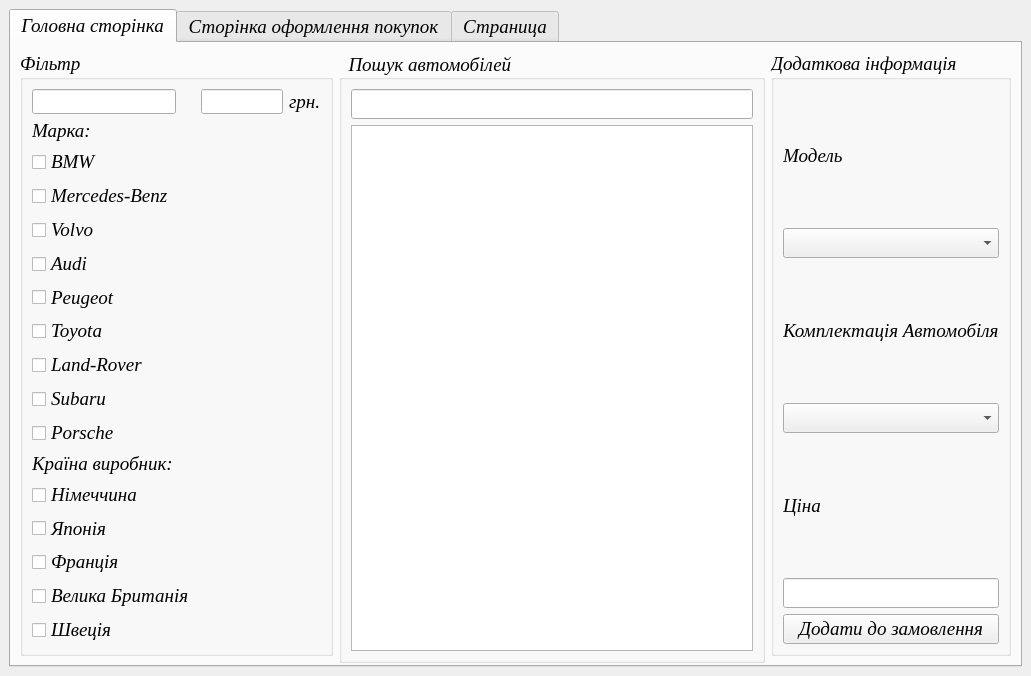
Above: kursovaya/mainwindow.ui from Laffin01/kursovaya1 before the change. Below: the same form after it.
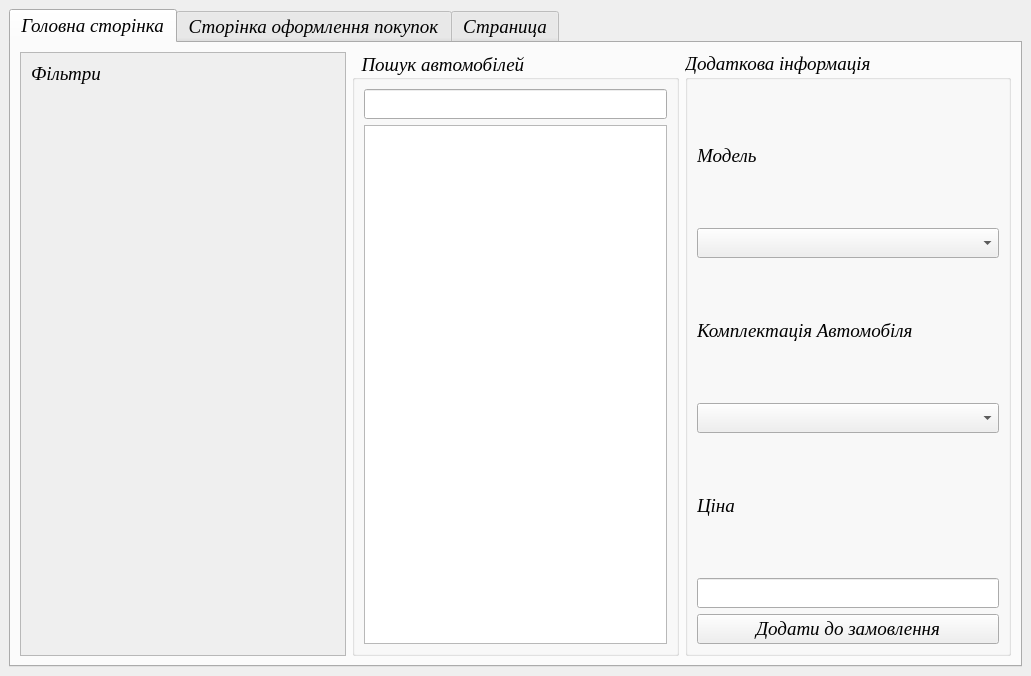
That is the form after the change. The open tabs and pages were chosen to show the change.

Patch:
```diff
--- a/kursovaya/mainwindow.ui
+++ b/kursovaya/mainwindow.ui
@@ -40,7 +40,7 @@
     </size>
    </property>
    <layout class="QGridLayout" name="gridLayout_10">
-    <item row="0" column="0">
+    <item row="0" column="1">
      <widget class="QTabWidget" name="tabWidget">
       <property name="enabled">
        <bool>true</bool>
@@ -58,13 +58,49 @@
        <string notr="true">font: italic 14pt &quot;Times New Roman&quot;;</string>
       </property>
       <property name="currentIndex">
-       <number>2</number>
+       <number>0</number>
       </property>
       <widget class="QWidget" name="tab">
        <attribute name="title">
         <string>Головна сторінка</string>
        </attribute>
        <layout class="QGridLayout" name="gridLayout_6">
+        <item row="0" column="0">
+         <widget class="QScrollArea" name="scrollArea">
+          <property name="widgetResizable">
+           <bool>true</bool>
+          </property>
+          <widget class="QWidget" name="scrollAreaWidgetContents">
+           <property name="geometry">
+            <rect>
+             <x>0</x>
+             <y>0</y>
+             <width>324</width>
+             <height>603</height>
+            </rect>
+           </property>
+           <widget class="QLabel" name="label_25">
+            <property name="geometry">
+             <rect>
+              <x>10</x>
+              <y>10</y>
+              <width>251</width>
+              <height>21</height>
+             </rect>
+            </property>
+            <property name="maximumSize">
+             <size>
+              <width>16777215</width>
+              <height>40</height>
+             </size>
+            </property>
+            <property name="text">
+             <string>Фільтри</string>
+            </property>
+           </widget>
+          </widget>
+         </widget>
+        </item>
         <item row="0" column="2">
          <widget class="QGroupBox" name="groupBox_3">
           <property name="styleSheet">
@@ -74,6 +110,13 @@
            <string>Додаткова інформація</string>
           </property>
           <layout class="QGridLayout" name="gridLayout_8">
+           <item row="6" column="0">
+            <widget class="QPushButton" name="pushButton">
+             <property name="text">
+              <string>Додати до замовлення</string>
+             </property>
+            </widget>
+           </item>
            <item row="0" column="0">
             <widget class="QLabel" name="label_4">
              <property name="styleSheet">
@@ -100,6 +143,9 @@
            <item row="3" column="0">
             <widget class="QComboBox" name="comboBox"/>
            </item>
+           <item row="5" column="0">
+            <widget class="QLineEdit" name="lineEdit_2"/>
+           </item>
            <item row="4" column="0">
             <widget class="QLabel" name="label_2">
              <property name="text">
@@ -107,337 +153,6 @@
              </property>
             </widget>
            </item>
-           <item row="5" column="0">
-            <widget class="QLineEdit" name="lineEdit_2"/>
-           </item>
-           <item row="6" column="0">
-            <widget class="QPushButton" name="pushButton">
-             <property name="text">
-              <string>Додати до замовлення</string>
-             </property>
-            </widget>
-           </item>
-          </layout>
-         </widget>
-        </item>
-        <item row="0" column="0">
-         <widget class="QGroupBox" name="groupBox_2">
-          <property name="font">
-           <font>
-            <family>Times New Roman</family>
-            <pointsize>14</pointsize>
-            <italic>true</italic>
-            <bold>false</bold>
-           </font>
-          </property>
-          <property name="layoutDirection">
-           <enum>Qt::LeftToRight</enum>
-          </property>
-          <property name="styleSheet">
-           <string notr="true"/>
-          </property>
-          <property name="title">
-           <string>Фільтр</string>
-          </property>
-          <property name="alignment">
-           <set>Qt::AlignLeading|Qt::AlignLeft|Qt::AlignTop</set>
-          </property>
-          <layout class="QGridLayout" name="gridLayout_9">
-           <item row="0" column="0">
-            <widget class="QLineEdit" name="vid">
-             <property name="maximumSize">
-              <size>
-               <width>144</width>
-               <height>25</height>
-              </size>
-             </property>
-             <property name="font">
-              <font>
-               <family>Times New Roman</family>
-               <pointsize>14</pointsize>
-               <italic>true</italic>
-               <bold>false</bold>
-              </font>
-             </property>
-             <property name="focusPolicy">
-              <enum>Qt::ClickFocus</enum>
-             </property>
-             <property name="text">
-              <string/>
-             </property>
-            </widget>
-           </item>
-           <item row="0" column="1">
-            <widget class="QLineEdit" name="do_1">
-             <property name="maximumSize">
-              <size>
-               <width>144</width>
-               <height>25</height>
-              </size>
-             </property>
-             <property name="font">
-              <font>
-               <family>Times New Roman</family>
-               <pointsize>14</pointsize>
-               <italic>true</italic>
-               <bold>false</bold>
-              </font>
-             </property>
-             <property name="focusPolicy">
-              <enum>Qt::ClickFocus</enum>
-             </property>
-             <property name="text">
-              <string/>
-             </property>
-            </widget>
-           </item>
-           <item row="0" column="2">
-            <widget class="QLabel" name="label_10">
-             <property name="text">
-              <string>грн.</string>
-             </property>
-            </widget>
-           </item>
-           <item row="1" column="0">
-            <widget class="QLabel" name="label_12">
-             <property name="font">
-              <font>
-               <family>Times New Roman</family>
-               <pointsize>14</pointsize>
-               <italic>true</italic>
-               <bold>false</bold>
-              </font>
-             </property>
-             <property name="text">
-              <string>Марка:</string>
-             </property>
-            </widget>
-           </item>
-           <item row="2" column="0">
-            <widget class="QCheckBox" name="checkBox_42">
-             <property name="font">
-              <font>
-               <family>Times New Roman</family>
-               <pointsize>14</pointsize>
-               <italic>true</italic>
-               <bold>false</bold>
-              </font>
-             </property>
-             <property name="text">
-              <string>BMW</string>
-             </property>
-            </widget>
-           </item>
-           <item row="3" column="0">
-            <widget class="QCheckBox" name="checkBox_35">
-             <property name="font">
-              <font>
-               <family>Times New Roman</family>
-               <pointsize>14</pointsize>
-               <italic>true</italic>
-               <bold>false</bold>
-              </font>
-             </property>
-             <property name="text">
-              <string>Mercedes-Benz</string>
-             </property>
-            </widget>
-           </item>
-           <item row="4" column="0">
-            <widget class="QCheckBox" name="checkBox_47">
-             <property name="font">
-              <font>
-               <family>Times New Roman</family>
-               <pointsize>14</pointsize>
-               <italic>true</italic>
-               <bold>false</bold>
-              </font>
-             </property>
-             <property name="text">
-              <string>Volvo</string>
-             </property>
-            </widget>
-           </item>
-           <item row="5" column="0">
-            <widget class="QCheckBox" name="checkBox_46">
-             <property name="font">
-              <font>
-               <family>Times New Roman</family>
-               <pointsize>14</pointsize>
-               <italic>true</italic>
-               <bold>false</bold>
-              </font>
-             </property>
-             <property name="text">
-              <string>Audi</string>
-             </property>
-            </widget>
-           </item>
-           <item row="6" column="0">
-            <widget class="QCheckBox" name="checkBox_39">
-             <property name="font">
-              <font>
-               <family>Times New Roman</family>
-               <pointsize>14</pointsize>
-               <italic>true</italic>
-               <bold>false</bold>
-              </font>
-             </property>
-             <property name="text">
-              <string>Peugeot</string>
-             </property>
-            </widget>
-           </item>
-           <item row="7" column="0">
-            <widget class="QCheckBox" name="checkBox_34">
-             <property name="font">
-              <font>
-               <family>Times New Roman</family>
-               <pointsize>14</pointsize>
-               <italic>true</italic>
-               <bold>false</bold>
-              </font>
-             </property>
-             <property name="text">
-              <string>Toyota</string>
-             </property>
-            </widget>
-           </item>
-           <item row="8" column="0">
-            <widget class="QCheckBox" name="checkBox_43">
-             <property name="font">
-              <font>
-               <family>Times New Roman</family>
-               <pointsize>14</pointsize>
-               <italic>true</italic>
-               <bold>false</bold>
-              </font>
-             </property>
-             <property name="text">
-              <string>Land-Rover</string>
-             </property>
-            </widget>
-           </item>
-           <item row="9" column="0">
-            <widget class="QCheckBox" name="checkBox_37">
-             <property name="font">
-              <font>
-               <family>Times New Roman</family>
-               <pointsize>14</pointsize>
-               <italic>true</italic>
-               <bold>false</bold>
-              </font>
-             </property>
-             <property name="text">
-              <string>Subaru</string>
-             </property>
-            </widget>
-           </item>
-           <item row="10" column="0">
-            <widget class="QCheckBox" name="checkBox_40">
-             <property name="font">
-              <font>
-               <family>Times New Roman</family>
-               <pointsize>14</pointsize>
-               <italic>true</italic>
-               <bold>false</bold>
-              </font>
-             </property>
-             <property name="text">
-              <string>Porsche</string>
-             </property>
-            </widget>
-           </item>
-           <item row="11" column="0">
-            <widget class="QLabel" name="label_11">
-             <property name="font">
-              <font>
-               <family>Times New Roman</family>
-               <pointsize>14</pointsize>
-               <italic>true</italic>
-               <bold>false</bold>
-              </font>
-             </property>
-             <property name="text">
-              <string>Країна виробник:</string>
-             </property>
-            </widget>
-           </item>
-           <item row="12" column="0">
-            <widget class="QCheckBox" name="checkBox_36">
-             <property name="font">
-              <font>
-               <family>Times New Roman</family>
-               <pointsize>14</pointsize>
-               <italic>true</italic>
-               <bold>false</bold>
-              </font>
-             </property>
-             <property name="text">
-              <string>Німеччина</string>
-             </property>
-            </widget>
-           </item>
-           <item row="13" column="0">
-            <widget class="QCheckBox" name="checkBox_38">
-             <property name="font">
-              <font>
-               <family>Times New Roman</family>
-               <pointsize>14</pointsize>
-               <italic>true</italic>
-               <bold>false</bold>
-              </font>
-             </property>
-             <property name="text">
-              <string>Японія</string>
-             </property>
-            </widget>
-           </item>
-           <item row="14" column="0">
-            <widget class="QCheckBox" name="checkBox_33">
-             <property name="font">
-              <font>
-               <family>Times New Roman</family>
-               <pointsize>14</pointsize>
-               <italic>true</italic>
-               <bold>false</bold>
-              </font>
-             </property>
-             <property name="text">
-              <string>Франція</string>
-             </property>
-            </widget>
-           </item>
-           <item row="15" column="0">
-            <widget class="QCheckBox" name="checkBox_45">
-             <property name="font">
-              <font>
-               <family>Times New Roman</family>
-               <pointsize>14</pointsize>
-               <italic>true</italic>
-               <bold>false</bold>
-              </font>
-             </property>
-             <property name="text">
-              <string>Велика Британія</string>
-             </property>
-            </widget>
-           </item>
-           <item row="16" column="0">
-            <widget class="QCheckBox" name="checkBox_41">
-             <property name="font">
-              <font>
-               <family>Times New Roman</family>
-               <pointsize>14</pointsize>
-               <italic>true</italic>
-               <bold>false</bold>
-              </font>
-             </property>
-             <property name="text">
-              <string>Швеція</string>
-             </property>
-            </widget>
-           </item>
           </layout>
          </widget>
         </item>
@@ -451,8 +166,8 @@
           </property>
           <property name="minimumSize">
            <size>
-            <width>426</width>
-            <height>611</height>
+            <width>0</width>
+            <height>0</height>
            </size>
           </property>
           <property name="maximumSize">
@@ -517,7 +232,7 @@
            <enum>Qt::LeftToRight</enum>
           </property>
           <property name="currentIndex">
-           <number>0</number>
+           <number>1</number>
           </property>
           <widget class="QWidget" name="page">
            <layout class="QGridLayout" name="gridLayout">
@@ -935,8 +650,8 @@
             <rect>
              <x>0</x>
              <y>0</y>
-             <width>975</width>
-             <height>145</height>
+             <width>100</width>
+             <height>30</height>
             </rect>
            </property>
            <attribute name="label">
@@ -948,8 +663,8 @@
             <rect>
              <x>0</x>
              <y>0</y>
-             <width>975</width>
-             <height>145</height>
+             <width>100</width>
+             <height>30</height>
             </rect>
            </property>
            <attribute name="label">
```
